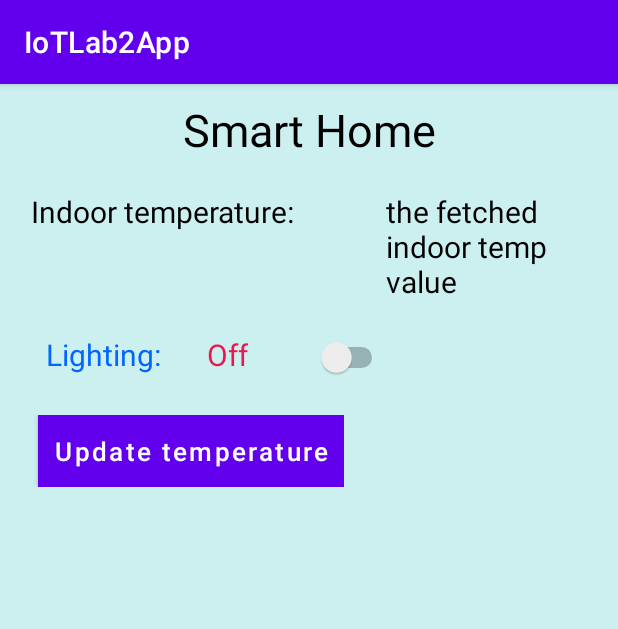
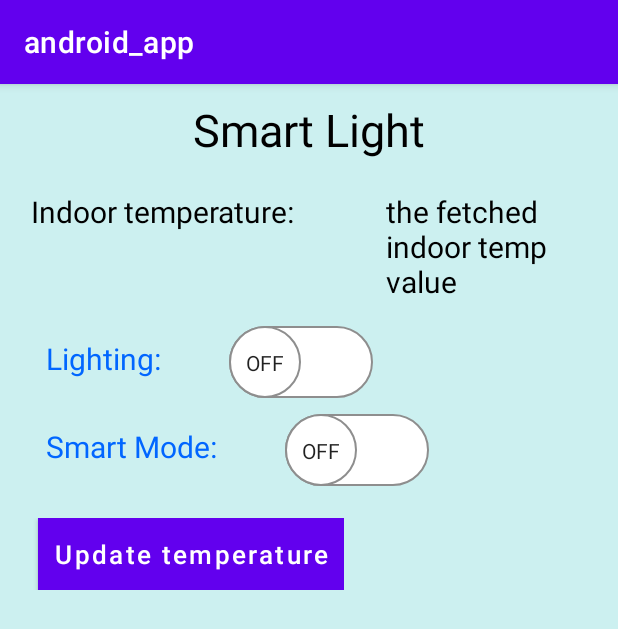
Before and after one commit to yizhouyang999/smart-lighting-IOT, an Android app: the screen it shows after launch (MainActivity), on a phone screen of 412 x 824 dp. Shown: the top 629 px of the screen. Run offline under Robolectric (Android 15) with nearby library versions, the phone set to English and light mode, and no system bars.

Commit message:
fea: the switch button

```diff
--- a/android_app/app/src/main/java/com/example/iotlab2app/MainActivity.java
+++ b/android_app/app/src/main/java/com/example/iotlab2app/MainActivity.java
@@ -52,7 +52,6 @@
                     break;
                 x+=line;
                 System.out.println(x);
-
             }
             System.out.println("ExitCode: " + sess.getExitStatus());
             sess.close();
--- /dev/null
+++ b/android_app/app/src/main/res/drawable/thumb1.xml
@@ -0,0 +1,21 @@
+<?xml version="1.0" encoding="utf-8"?>
+<selector xmlns:android="http://schemas.android.com/apk/res/android">
+    <item android:state_checked="false">
+        <shape android:shape="oval">
+            <solid android:color="#ffffff"/>
+            <size android:width="48dp"
+                android:height="48dp"/>
+            <stroke android:width="1dp"
+                android:color="#8e8e8e"/>
+        </shape>
+    </item>
+    <item android:state_checked="true">
+        <shape android:shape="oval">
+            <solid android:color="#ffffff"/>
+            <size android:width="48dp"
+                android:height="48dp"/>
+            <stroke android:width="1dp"
+                android:color="#34c859"/>
+        </shape>
+    </item>
+</selector>
--- /dev/null
+++ b/android_app/app/src/main/res/drawable/track.xml
@@ -0,0 +1,17 @@
+<?xml version="1.0" encoding="utf-8"?>
+<selector xmlns:android="http://schemas.android.com/apk/res/android">
+    <item android:state_checked="false">
+        <shape android:shape="rectangle">
+            <solid android:color="#ffffff"/>
+            <corners android:radius="100dp"/>
+            <stroke android:color="#8e8e8e"
+                    android:width="1dp"/>
+        </shape>
+    </item>
+    <item android:state_checked="true">
+        <shape android:shape="rectangle">
+            <solid android:color="#34c759"/>
+            <corners android:radius="100dp"/>
+        </shape>
+    </item>
+</selector>
--- a/android_app/app/src/main/res/layout/activity_main.xml
+++ b/android_app/app/src/main/res/layout/activity_main.xml
@@ -1,17 +1,98 @@
-<LinearLayout xmlns:android="http://schemas.android.com/apk/res/android" android:orientation="vertical" android:layout_width="match_parent" android:layout_height="match_parent" android:background="@color/activitybackground">
+<LinearLayout xmlns:android="http://schemas.android.com/apk/res/android"
+    xmlns:app="http://schemas.android.com/apk/res-auto"
+    android:orientation="vertical"
+    android:layout_width="match_parent"
+    android:layout_height="match_parent"
+    android:background="@color/activitybackground">
     <TextView android:id="@+id/title" android:layout_width="fill_parent" android:layout_height="wrap_content" android:padding="10dip" android:gravity="center" android:text="@string/txv_title_temp" android:textColor="@color/black_alpha" android:textSize="30sp"/>
-    <LinearLayout android:orientation="horizontal" android:layout_width="wrap_content" android:layout_height="wrap_content" android:padding="5dip">
-        <TextView android:id="@+id/indoorTemp" android:layout_width="wrap_content" android:layout_height="wrap_content" android:padding="5dip" android:layout_marginLeft="10dp" android:text="@string/txv_indoor_temp" android:textColor="@color/black_alpha" android:textSize="20sp" android:layout_marginBottom="15dp"/>
-        <TextView android:id="@+id/indoorTempShow" android:layout_width="wrap_content" android:layout_height="wrap_content" android:padding="5dip" android:layout_marginLeft="50dp" android:text="@string/txv_indoor_temp_show" android:textColor="@color/black_alpha" android:textSize="20sp"/>
+
+    <LinearLayout
+        android:layout_width="wrap_content"
+        android:layout_height="wrap_content"
+        android:orientation="horizontal"
+        android:padding="5dip">
+
+        <TextView
+            android:id="@+id/indoorTemp"
+            android:layout_width="wrap_content"
+            android:layout_height="wrap_content"
+            android:layout_marginLeft="10dp"
+            android:layout_marginBottom="15dp"
+            android:padding="5dip"
+            android:text="@string/txv_indoor_temp"
+            android:textColor="@color/black_alpha"
+            android:textSize="20sp" />
+
+        <TextView
+            android:id="@+id/indoorTempShow"
+            android:layout_width="wrap_content"
+            android:layout_height="wrap_content"
+            android:layout_marginLeft="50dp"
+            android:padding="5dip"
+            android:text="@string/txv_indoor_temp_show"
+            android:textColor="@color/black_alpha"
+            android:textSize="20sp" />
     </LinearLayout>
-    <LinearLayout android:orientation="horizontal" android:layout_width="wrap_content" android:layout_height="wrap_content" android:padding="5dip">
-        <TextView android:id="@+id/outdoorLight" android:layout_width="wrap_content" android:layout_height="wrap_content" android:padding="5dip" android:layout_marginLeft="20dp" android:text="@string/txv_outdoor_light" android:textColor="@color/blue_text" android:textSize="20sp"/>
-        <TextView android:id="@+id/outdoorLightShow" android:layout_width="wrap_content" android:layout_height="wrap_content" android:padding="5dip" android:layout_marginLeft="20dp" android:text="@string/txv_outdoor_light_show" android:textColor="@color/title_bar_color" android:textSize="20sp"/>
-        <Switch android:id="@+id/btnToggle" android:layout_width="wrap_content" android:layout_height="wrap_content" android:layout_marginLeft="40dp"/>
+
+    <LinearLayout
+        android:layout_width="wrap_content"
+        android:layout_height="wrap_content"
+        android:orientation="horizontal"
+        android:padding="5dip">
+
+        <TextView
+            android:id="@+id/outdoorLight"
+            android:layout_width="wrap_content"
+            android:layout_height="wrap_content"
+            android:layout_marginLeft="20dp"
+            android:padding="5dip"
+            android:text="@string/txv_outdoor_light"
+            android:textColor="@color/blue_text"
+            android:textSize="20sp" />
+
+        <Switch
+            android:id="@+id/btnToggle"
+            android:layout_width="wrap_content"
+            android:layout_height="wrap_content"
+            android:layout_marginLeft="40dp"
+            android:showText="true"
+            android:textOff="Off"
+            android:textOn="On"
+            android:thumb="@drawable/thumb1"
+            android:track="@drawable/track" />
     </LinearLayout>
+    <LinearLayout
+        android:layout_width="wrap_content"
+        android:layout_height="wrap_content"
+        android:orientation="horizontal"
+        android:padding="5dip">
+
+        <TextView
+            android:id="@+id/smartLight"
+            android:layout_width="wrap_content"
+            android:layout_height="wrap_content"
+            android:layout_marginLeft="20dp"
+            android:padding="5dip"
+            android:text="@string/smart_light"
+            android:textColor="@color/blue_text"
+            android:textSize="20sp" />
+
+        <Switch
+            android:id="@+id/smartLightButton"
+            android:layout_width="wrap_content"
+            android:layout_height="wrap_content"
+            android:layout_marginLeft="40dp"
+            android:showText="true"
+            android:textOff="Off"
+            android:textOn="On"
+            android:thumb="@drawable/thumb1"
+            android:track="@drawable/track" />
+    </LinearLayout>
+
     <LinearLayout android:orientation="horizontal" android:layout_width="wrap_content" android:layout_height="wrap_content" android:padding="5dip"> </LinearLayout>
     <LinearLayout android:orientation="horizontal" android:layout_width="wrap_content" android:layout_height="wrap_content" android:padding="5dip">
         <Button android:id="@+id/btnUpdateTemp" android:layout_width="wrap_content" android:layout_height="wrap_content" android:layout_marginLeft="20dp" android:background="@color/colorPrimary" android:padding="5dip" android:text=" Update temperature " android:textAllCaps="false" android:textColor="#FFFFFF" android:textSize="17sp"/>
     </LinearLayout>
     <LinearLayout android:orientation="horizontal" android:layout_width="wrap_content" android:layout_height="wrap_content" android:padding="5dip"> </LinearLayout>
+
 </LinearLayout>
--- a/android_app/app/src/main/res/values/strings.xml
+++ b/android_app/app/src/main/res/values/strings.xml
@@ -1,9 +1,10 @@
 <resources>
-    <string name="app_name">IoTLab2App</string>
-    <string name="txv_title_temp">Smart Home</string>
+    <string name="app_name">android_app</string>
+    <string name="txv_title_temp">Smart Light</string>
     <string name="txv_indoor_temp">Indoor temperature:</string>
     <string name="txv_indoor_temp_show">11.11</string>
     <string name="txv_outdoor_light">Lighting:</string>
+    <string name="smart_light">Smart Mode:</string>
     <string name="txv_outdoor_light_show">Off</string>
     <string name="txv_outdoor_light_on">On</string>
 </resources>
```
